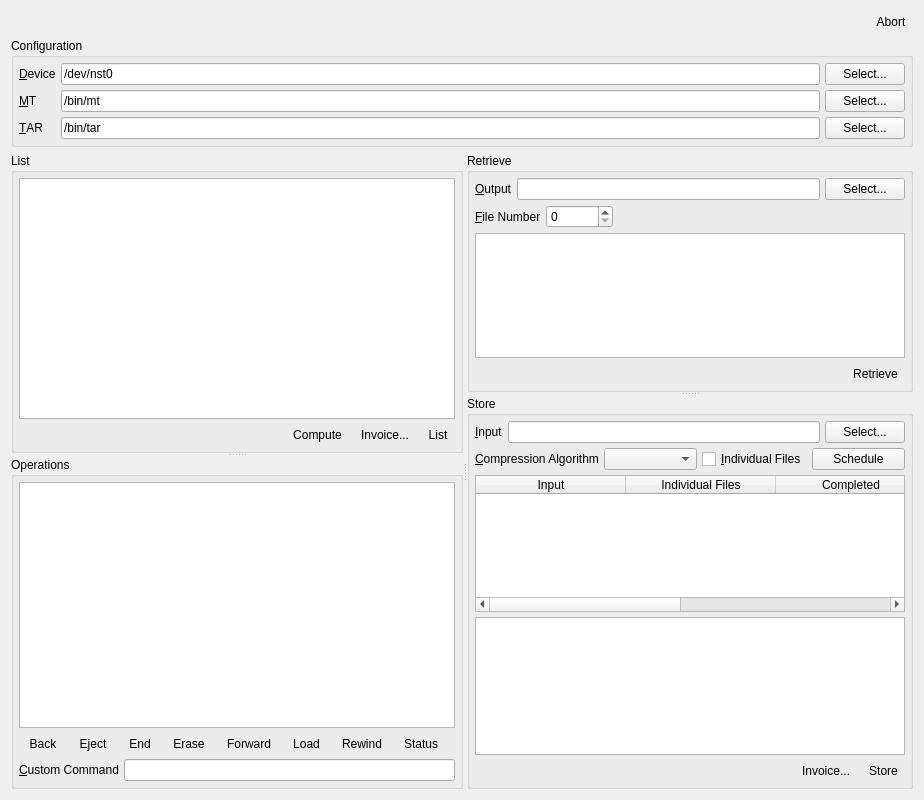
This is UI/spinware_page.ui in textbrowser/spinware as Qt 5 draws it before an edit. The edited form follows.
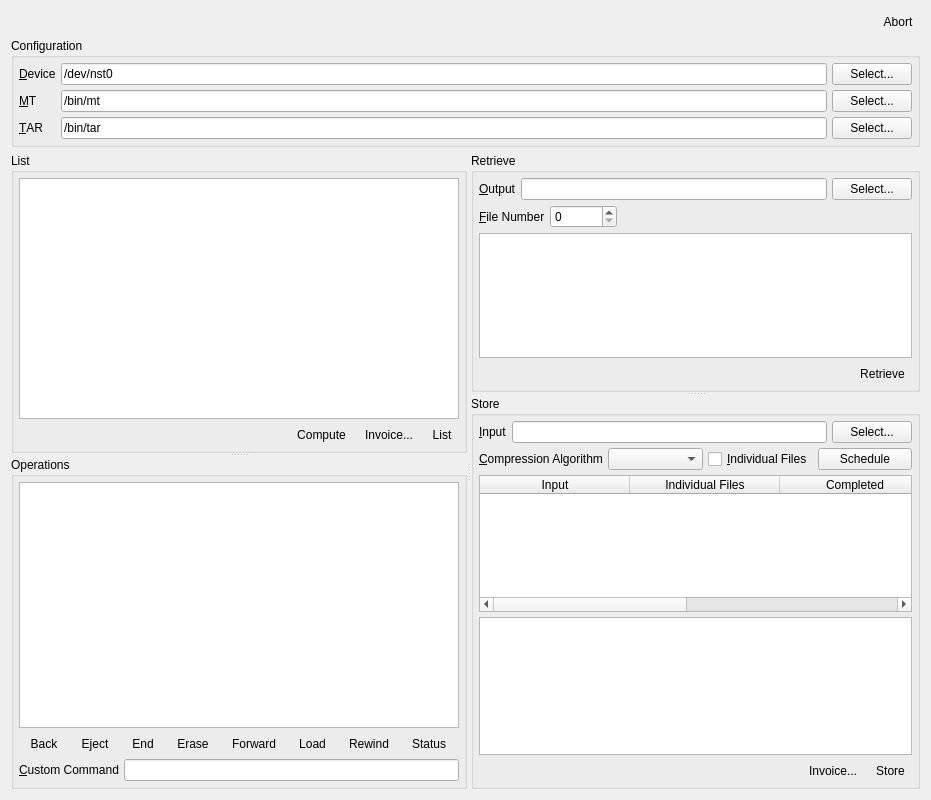
This is the edited form. Icons and pictures are not drawn.

Commit message: New tool tips.

The edit to the form file:
```diff
--- a/UI/spinware_page.ui
+++ b/UI/spinware_page.ui
@@ -6,7 +6,7 @@
    <rect>
     <x>0</x>
     <y>0</y>
-    <width>924</width>
+    <width>931</width>
     <height>800</height>
    </rect>
   </property>
```
Left out of the diff: 4 changed lines with no effect on the pictures.
